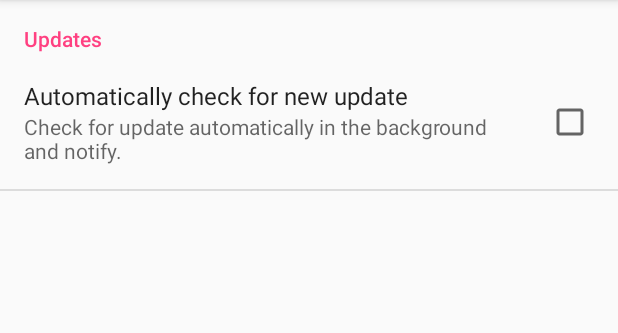
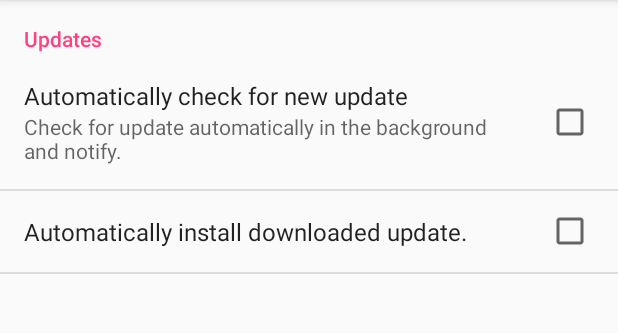
Before and after one commit to rksomayaji/orthoscore, an Android app: the screen it shows after launch (SettingsActivity), in the options menu, after a tap on "Settings", on a phone screen of 412 x 824 dp, the part 84-417 px from its top. Run offline under Robolectric (Android 15) with nearby library versions, the phone set to English and light mode, and no system bars.

Commit message:
[WIP] Auto install

```diff
--- a/app/src/main/AndroidManifest.xml
+++ b/app/src/main/AndroidManifest.xml
@@ -19,10 +19,12 @@
         </activity>
         <activity android:name="com.rksomayaji.work.orthopedicscores.AboutActivity" />
         <activity android:name="com.rksomayaji.work.orthopedicscores.SettingsActivity" />
-        <receiver android:exported="false" android:name="com.rksomayaji.work.orthopedicscores.helper.DownloadBroadcastReceiverHelper">
+        <receiver android:exported="false"
+            android:name="com.rksomayaji.work.orthopedicscores.helper.DownloadBroadcastReceiverHelper">
             <intent-filter>
                 <action android:name="com.rksomayaji.work.orthoscores2.DOWNLOAD_UPDATE"/>
                 <action android:name="com.rksomayaji.work.orthoscores2.IGNORE_UPDATE"/>
+                <action android:name="android.intent.action.DOWNLOAD_COMPLETE"/>
             </intent-filter>
         </receiver>
     </application>
--- a/app/src/main/java/com/rksomayaji/work/orthopedicscores/helper/DownloadBroadcastReceiverHelper.java
+++ b/app/src/main/java/com/rksomayaji/work/orthopedicscores/helper/DownloadBroadcastReceiverHelper.java
@@ -41,6 +41,9 @@ public class DownloadBroadcastReceiverHelper extends BroadcastReceiver {
 
                 nm.cancel(notID);
                 Log.i("BR", "Ignoring");
+                break;
+            case DownloadManager.ACTION_DOWNLOAD_COMPLETE:
+
         }
     }
 }
--- a/app/src/main/res/values/strings.xml
+++ b/app/src/main/res/values/strings.xml
@@ -17,4 +17,5 @@
 
     <string name="test">Test Name</string>
     <string name="copy_text">Copy Result</string>
+    <string name="install_update">Automatically install downloaded update.</string>
 </resources>
--- a/app/src/main/res/xml/settings.xml
+++ b/app/src/main/res/xml/settings.xml
@@ -7,6 +7,11 @@
             android:title="@string/update_check"
             android:key="auto_update"
             android:summary="@string/update_check_summary" />
+
+        <CheckBoxPreference
+            android:defaultValue="false"
+            android:title="@string/install_update"
+            android:key="auto_install" />
     </PreferenceCategory>
 
 </PreferenceScreen>
```
